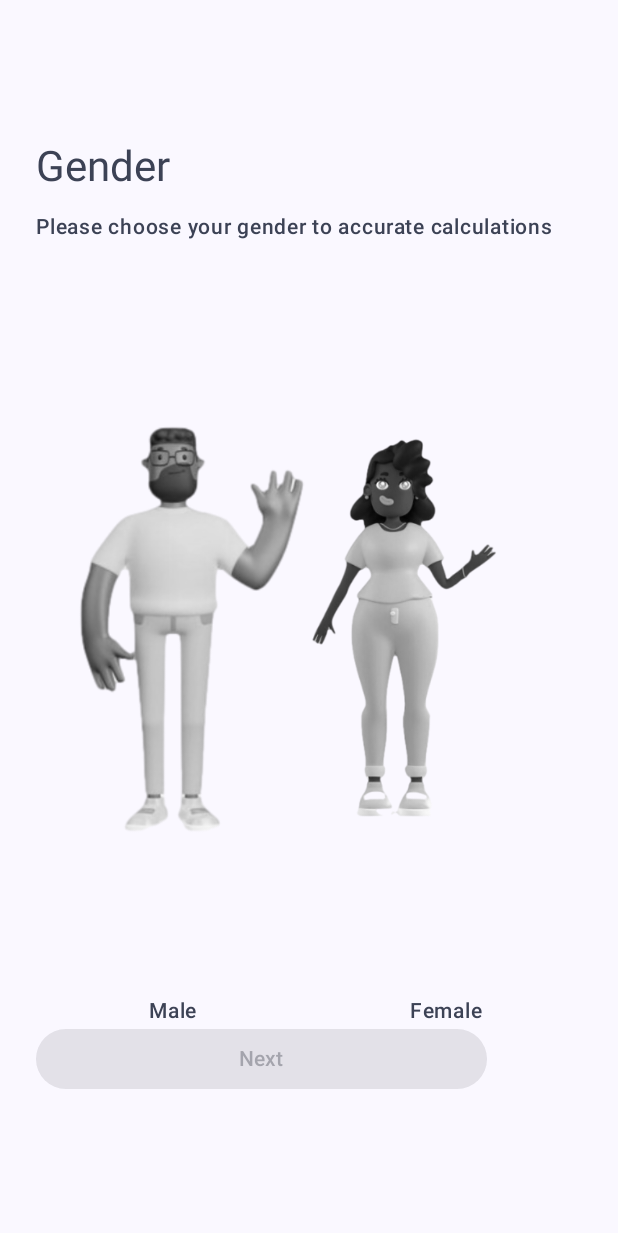
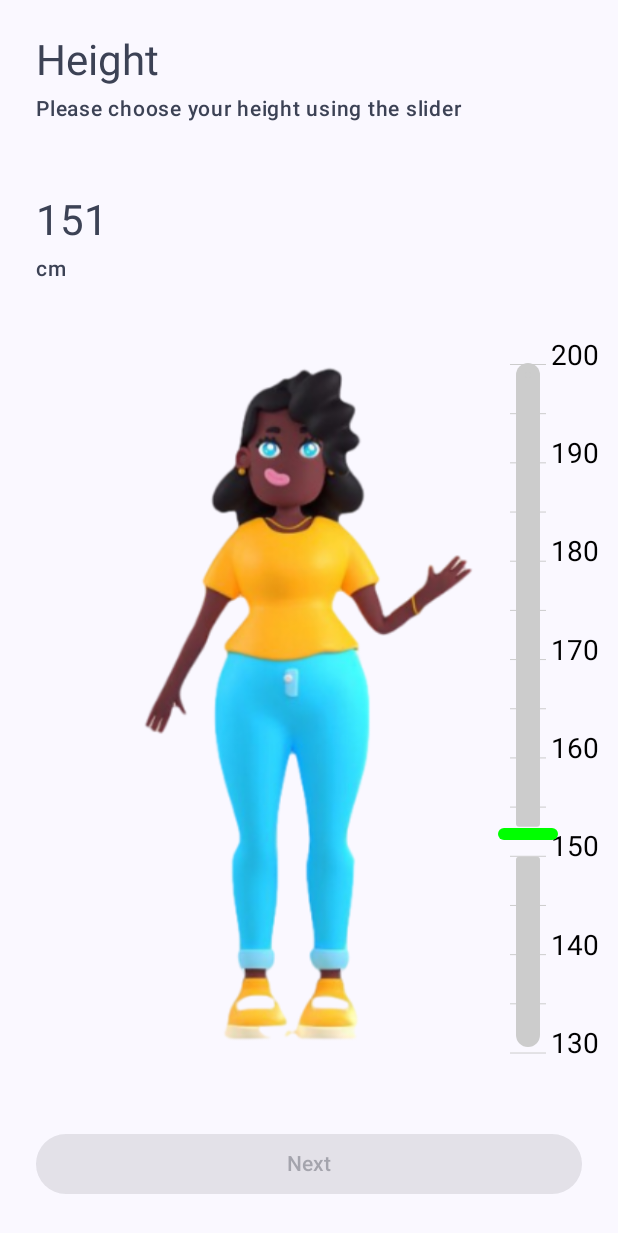
Before and after one commit to fpiardi/bmicalculator, an Android app built with Jetpack Compose: the screen it shows after launch (MainActivity), on a phone screen of 412 x 824 dp. Shown: the top 1233 px of the screen. Run offline under Robolectric (Android 15) with nearby library versions, the phone set to English and light mode, and no system bars.

Commit message:
Finalize first 3 screens

```diff
--- a/app/src/main/java/com/piardilabs/bmicalculator/MainActivity.kt
+++ b/app/src/main/java/com/piardilabs/bmicalculator/MainActivity.kt
@@ -18,14 +18,18 @@ import androidx.compose.ui.Modifier
 import androidx.compose.ui.draw.clip
 import androidx.compose.ui.geometry.Offset
 import androidx.compose.ui.graphics.Color
+import androidx.compose.ui.graphics.TransformOrigin
+import androidx.compose.ui.graphics.graphicsLayer
 import androidx.compose.ui.graphics.nativeCanvas
 import androidx.compose.ui.layout.ContentScale
+import androidx.compose.ui.layout.layout
 import androidx.compose.ui.platform.LocalDensity
 import androidx.compose.ui.res.painterResource
 import androidx.compose.ui.semantics.contentDescription
 import androidx.compose.ui.semantics.semantics
 import androidx.compose.ui.text.style.TextAlign
 import androidx.compose.ui.tooling.preview.Preview
+import androidx.compose.ui.unit.Constraints
 import androidx.compose.ui.unit.DpSize
 import androidx.compose.ui.unit.dp
 import com.piardilabs.bmicalculator.ui.theme.BMICalculatorTheme
@@ -37,15 +41,16 @@ enum class Measure {
 
 class MainActivity : ComponentActivity() {
 
-    val weightSliderValues = generateSpinnerValues(40, 160)
-    val heightSliderValues = generateSpinnerValues(120, 240)
+    private val weightSliderValues = generateSpinnerValues(40, 160)
+    private val heightSliderValues = generateSpinnerValues(130, 200)
 
     override fun onCreate(savedInstanceState: Bundle?) {
         super.onCreate(savedInstanceState)
         setContent {
 
             var selectedGender by rememberSaveable { mutableStateOf(-1) }
-            var sliderWeight by remember { mutableStateOf(0.3f) }
+            var sliderHeight by rememberSaveable { mutableStateOf(0.3f) }
+            var sliderWeight by rememberSaveable { mutableStateOf(0.3f) }
 
             BMICalculatorTheme {
                 // A surface container using the 'background' color from the theme
@@ -54,7 +59,14 @@ class MainActivity : ComponentActivity() {
                     modifier = Modifier.fillMaxSize(),
                     color = MaterialTheme.colorScheme.background
                 ) {
-                    ChooseGender()
+//                    ChooseGender()
+
+                    FillHeight(
+                        sliderValues = heightSliderValues,
+                        selectedGender = selectedGender,
+                        height = sliderHeight
+                    ) { sliderHeight = it }
+
 //                    FillWeight(
 //                        sliderValues = weightSliderValues,
 //                        selectedGender = selectedGender,
@@ -89,6 +101,19 @@ fun ChooseGenderPreview() {
 @Preview(showBackground = true)
 @Preview(uiMode = Configuration.UI_MODE_NIGHT_YES)
 @Composable
+fun FillHeightPreview() {
+    BMICalculatorTheme {
+        FillHeight(
+            sliderValues = generateSpinnerValues(130, 200),
+            selectedGender = 1,
+            height = 0.0f
+        ) { }
+    }
+}
+
+@Preview(showBackground = true)
+@Preview(uiMode = Configuration.UI_MODE_NIGHT_YES)
+@Composable
 fun FillWeightPreview() {
     BMICalculatorTheme {
         FillWeight(
@@ -112,22 +137,14 @@ fun ChooseGender() {
     var selectedGender by rememberSaveable { mutableStateOf(-1) }
 
     Column(
-        modifier = Modifier.padding(24.dp).fillMaxHeight(),
-        verticalArrangement = Arrangement.Center,
+        modifier = Modifier
+            .padding(24.dp)
+            .fillMaxHeight(),
+        verticalArrangement = Arrangement.SpaceBetween,
         horizontalAlignment = Alignment.Start,
     ) {
-        Text(
-            text = "Gender",
-            color = MaterialTheme.colorScheme.secondary,
-            style = MaterialTheme.typography.titleLarge
-        )
-        Spacer(modifier = Modifier.height(16.dp))
-        Text(
-            text = "Please choose your gender to accurate calculations",
-            color = MaterialTheme.colorScheme.secondary,
-            style = MaterialTheme.typography.labelSmall
-        )
-        Spacer(modifier = Modifier.height(16.dp))
+
+        TitleAndDescription(title = "Gender", description = "Please choose your gender to accurate calculations" )
 
         Row() {
             Image(
@@ -137,10 +154,8 @@ fun ChooseGender() {
                 contentDescription = "",
                 contentScale = ContentScale.Fit,
                 modifier = Modifier
-                    .fillMaxWidth(0.5f)
+                    .fillMaxWidth(0.55f)
                     .fillMaxHeight(0.7f)
-                    //.align(Alignment.BottomCenter)
-                    //.background(Color.Green)
                     .clickable {
                         selectedGender = 0
                     }
@@ -152,15 +167,13 @@ fun ChooseGender() {
                 contentDescription = "",
                 contentScale = ContentScale.Fit,
                 modifier = Modifier
-                    .fillMaxWidth(0.7f)
+                    .fillMaxWidth(0.9f)
                     .fillMaxHeight(0.7f)
-                    //.background(Color.Green)
                     .clickable {
                         selectedGender = 1
                     }
             )
         }
-        Spacer(modifier = Modifier.height(4.dp))
 
         Row() {
             Text(
@@ -177,26 +190,80 @@ fun ChooseGender() {
             )
         }
 
-        Column(
-            verticalArrangement = Arrangement.Center,
-            horizontalAlignment = Alignment.CenterHorizontally,
-        ) {
         Button(
             enabled = selectedGender >= 0,
-                modifier = Modifier.weight(1f, false),
             onClick = { /*TODO*/ }
         ) {
             Text(
                 text = "Next",
                 textAlign = TextAlign.Center,
                 modifier = Modifier
-                        .fillMaxWidth(0.8f)
+                    .fillMaxWidth()
+            )
+        }
+
+    }
+
+}
+
+
+@Composable
+fun FillHeight(
+    sliderValues: List<Int>,
+    selectedGender: Int,
+    height: Float,
+    onSliderValueChange: (Float) -> Unit
+) {
+    Column(
+        modifier = Modifier
+            .padding(24.dp)
+            .fillMaxHeight(),
+        verticalArrangement = Arrangement.SpaceBetween,
+        horizontalAlignment = Alignment.Start,
+    ) {
+        TitleAndDescription("Height", "Please choose your height using the slider")
+        FillMetrics(sliderValues, height, Measure.HEIGHT)
+
+        Box {
+            Image(
+                painter = if (selectedGender == 0) painterResource(R.drawable.male_selected) else painterResource(
+                    R.drawable.female_selected
+                ),
+                contentDescription = "",
+                contentScale = ContentScale.FillHeight,
+                modifier = Modifier
+                    .fillMaxWidth(1f)
+                    .fillMaxHeight(0.7f)
+                //.background(Color.Green)
+            )
+            Column(
+                modifier = Modifier
+                    //.background(Color.Green)
+                    .fillMaxWidth(1f)
+                    .fillMaxHeight(0.7f)
+            ) {
+                VerticalSlider(
+                    values = sliderValues,
+                    sliderPosition = height,
+                    onSliderValueChange = onSliderValueChange
                 )
             }
         }
 
+        Button(
+            enabled = selectedGender >= 0,
+            //modifier = Modifier.weight(1f, false),
+            onClick = { /*TODO*/ }
+        ) {
+            Text(
+                text = "Next",
+                textAlign = TextAlign.Center,
+                modifier = Modifier
+                    .fillMaxWidth()
+            )
         }
 
+    }
 }
 
 /**
@@ -209,30 +276,18 @@ fun FillWeight(
     weight: Float,
     onSliderValueChange: (Float) -> Unit
 ) {
-    Log.d(
-        "fpiardi",
-        "FillWeight selectedGender=$selectedGender weight=$weight func=$onSliderValueChange"
-    )
-
     Column(
-        modifier = Modifier.padding(24.dp).fillMaxHeight(),
-        verticalArrangement = Arrangement.Center,
+        modifier = Modifier
+            .padding(24.dp)
+            .fillMaxHeight(),
+        verticalArrangement = Arrangement.SpaceBetween,
         horizontalAlignment = Alignment.Start,
     ) {
-        Text(
-            text = "Weight",
-            color = MaterialTheme.colorScheme.secondary,
-            style = MaterialTheme.typography.titleLarge
-        )
-        Spacer(modifier = Modifier.height(16.dp))
-        Text(
-            text = "Please choose your weight using the slider",
-            color = MaterialTheme.colorScheme.secondary,
-            style = MaterialTheme.typography.labelSmall
-        )
-        Spacer(modifier = Modifier.height(16.dp))
+
+        TitleAndDescription("Weight", "Please choose your weight using the slider")
         FillMetrics(sliderValues, weight, Measure.WEIGHT)
 
+        Column {
             Image(
                 painter = if (selectedGender == 0) painterResource(R.drawable.male_selected) else painterResource(
                     R.drawable.female_selected
@@ -241,27 +296,25 @@ fun FillWeight(
                 contentScale = ContentScale.FillHeight,
                 modifier = Modifier
                     .fillMaxWidth(1f)
-                .fillMaxHeight(0.6f)
+                    .fillMaxHeight(0.7f)
                 //.background(Color.Green)
             )
-        Spacer(modifier = Modifier.height(16.dp))
-
             HorizontalSlider(
                 values = sliderValues,
                 sliderPosition = weight,
                 onSliderValueChange = onSliderValueChange
             )
+        }
 
         Button(
             enabled = selectedGender >= 0,
-            modifier = Modifier.weight(1f, false),
             onClick = { /*TODO*/ }
         ) {
             Text(
                 text = "Next",
                 textAlign = TextAlign.Center,
                 modifier = Modifier
-                    .fillMaxWidth(0.8f)
+                    .fillMaxWidth()
             )
         }
 
@@ -270,32 +323,97 @@ fun FillWeight(
 }
 
 @Composable
-private fun FillMetrics(sliderValues: List<Int>, sliderPosition: Float, measure: Measure) {
-    Log.d("fpiardi", "FillMetrics sliderPosition=$sliderPosition measure=$measure")
-
-    //default values for HEIGHT
-    var formattedString = "%.2f"
-    var calculatedValue = ((sliderPosition * sliderValues.size) + sliderValues.first()) / 100
-    var label = "cm"
-
-    if (measure == Measure.WEIGHT) {
-        formattedString = "%.0f"
-        calculatedValue = (sliderPosition * sliderValues.size) + sliderValues.first()
-        label = "kg"
-    }
-
+private fun TitleAndDescription(title: String, description: String) {
+    Column() {
         Text(
-        text = String.format(formattedString, calculatedValue),
+            text = title,
             color = MaterialTheme.colorScheme.secondary,
             style = MaterialTheme.typography.titleLarge
         )
         Spacer(modifier = Modifier.height(8.dp))
         Text(
-        text = label,
+            text = description,
             color = MaterialTheme.colorScheme.secondary,
             style = MaterialTheme.typography.labelSmall
         )
-    Spacer(modifier = Modifier.height(24.dp))
+    }
+}
+
+@Composable
+private fun FillMetrics(sliderValues: List<Int>, sliderPosition: Float, measure: Measure) {
+    //default values for HEIGHT
+    var formattedString = "%.0f"
+    //var calculatedValue = (sliderPosition * sliderValues.size) + sliderValues.last()
+    var calculatedValue = (sliderPosition * sliderValues.size) + sliderValues.first()
+    var label = "cm"
+
+    if (measure == Measure.WEIGHT) {
+        formattedString = "%.1f"
+        label = "kg"
+    }
+
+    TitleAndDescription(String.format(formattedString, calculatedValue), label)
+}
+
+@OptIn(ExperimentalMaterial3Api::class)
+@Composable
+fun VerticalSlider(
+    values: List<Int>,
+    sliderPosition: Float = 0f,
+    onSliderValueChange: (Float) -> Unit
+) {
+    Box(
+        contentAlignment = Alignment.CenterEnd,
+        modifier = Modifier
+            //.background(Color.Yellow)
+            .fillMaxHeight(1f)
+            .fillMaxWidth(1f)
+    ) {
+        HorizontalLines(values.reversed())
+
+        Column(
+            modifier = Modifier
+                .fillMaxWidth()
+                .fillMaxHeight(),
+            horizontalAlignment = Alignment.End
+        ) {
+            Slider(
+                thumb = {
+                    SliderDefaults.Thumb(
+                        interactionSource = MutableInteractionSource(),
+                        modifier = Modifier.offset(x = 5.dp),
+                        thumbSize = DpSize(8.dp, 40.dp),
+                        colors = customSliderColors()
+                    )
+                },
+                modifier = Modifier
+                    .graphicsLayer {
+                        rotationZ = 270f
+                        transformOrigin = TransformOrigin(0f, 0f)
+                    }
+                    .layout { measurable, constraints ->
+                        val placeable = measurable.measure(
+                            Constraints(
+                                minWidth = constraints.minHeight,
+                                maxWidth = constraints.maxHeight,
+                                minHeight = constraints.minWidth,
+                                maxHeight = constraints.maxWidth,
+                            )
+                        )
+                        layout(placeable.height, placeable.width) {
+                            placeable.place(-placeable.width, 0)
+                        }
+                    }
+                    .padding(bottom = 12.dp)
+                    .fillMaxWidth(),
+
+                colors = customSliderColors(),
+                value = sliderPosition,
+                onValueChange = { onSliderValueChange(it) }
+            )
+        }
+
+    }
 }
 
 @OptIn(ExperimentalMaterial3Api::class)
@@ -334,6 +452,44 @@ private fun customSliderColors(): SliderColors = SliderDefaults.colors(
     activeTrackColor = Color.LightGray,
     thumbColor = Color.Green,
 )
+
+@Composable
+fun HorizontalLines(values: List<Int>) {
+    Box(
+        modifier = Modifier
+            .fillMaxHeight(1f)
+            //.background(Color.Cyan)
+            .padding(horizontal = 24.dp)
+            .width(24.dp)
+    ) {
+        val drawPadding: Float = with(LocalDensity.current) { 5.dp.toPx() }
+        val textPaint = TextPaint()
+        textPaint.textSize = MaterialTheme.typography.titleLarge.fontSize.value
+
+        Canvas(modifier = Modifier.fillMaxSize()) {
+            val xStart = 0f
+            val xEnd = size.width
+            val distance: Float = (size.height.minus(1f * drawPadding)).div(values.size.minus(1))
+            values.forEachIndexed { index, _ ->
+                if (index.rem(5) == 0) {
+                    drawLine(
+                        color = Color.LightGray,
+                        start = Offset(x = xStart, y = drawPadding + index.times(distance)),
+                        end = Offset(x = xEnd, y = drawPadding + index.times(distance))
+                    )
+                }
+                if (index.rem(10) == 0) {
+                    this.drawContext.canvas.nativeCanvas.drawText(
+                        values[index].toString(), // text to be drawn
+                        (size.width * 1.15).toFloat(), // x position
+                        drawPadding + index.times(distance), // y position
+                        textPaint // color, thickness, fontSize, etc
+                    )
+                }
+            }
+        }
+    }
+}
 
 @Composable
 fun VerticalLines(values: List<Int>) {
```
Lines whose indentation alone changed are shown as unchanged.
